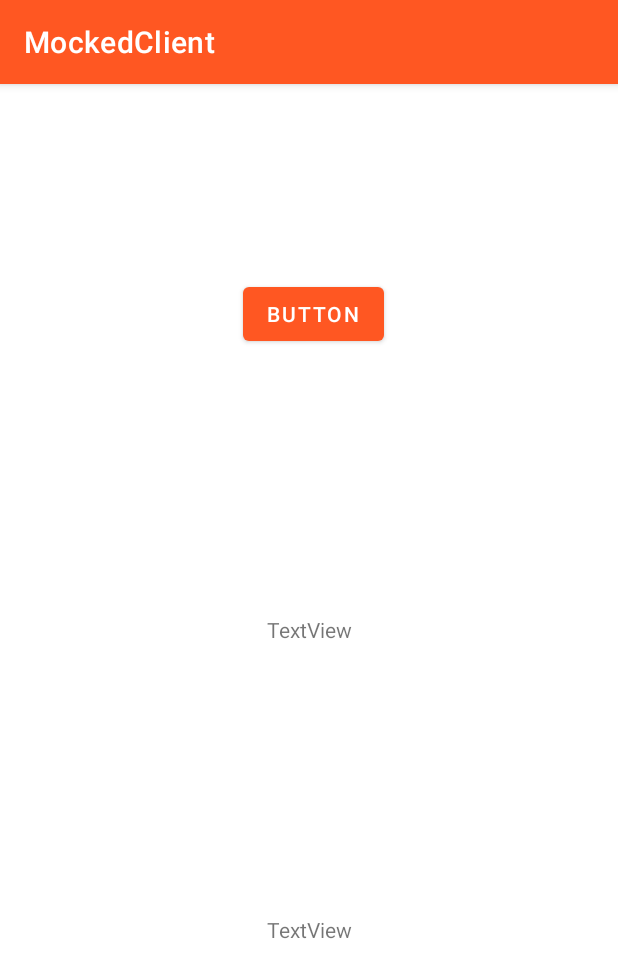
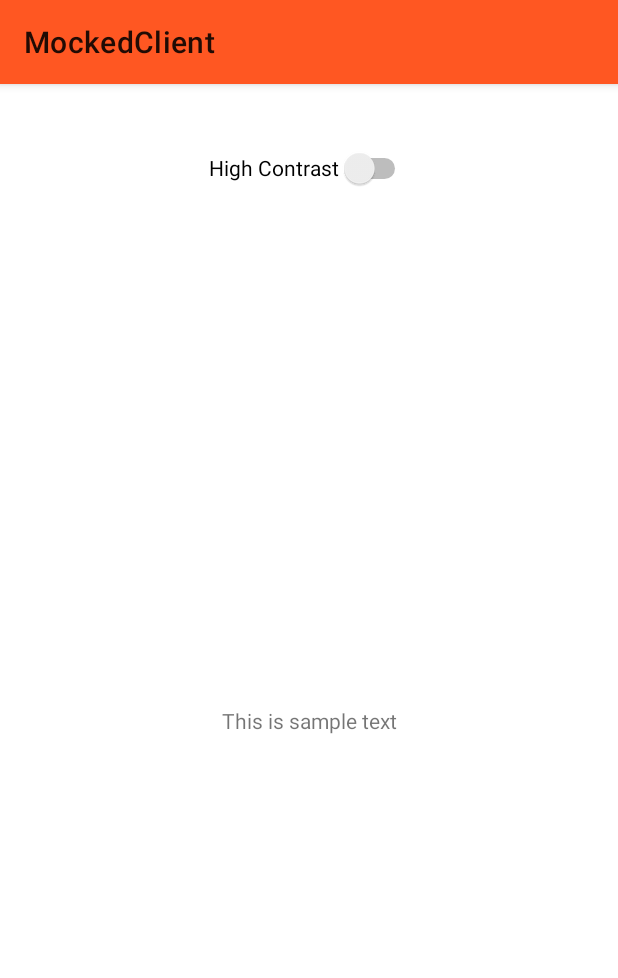
Before and after one commit to homedork-se2/Mocked-client, an Android app: the screen it shows after launch (MainActivity before the commit, ContrastActivity after it), on a phone screen of 412 x 824 dp. Shown: the top 978 px of the screen. Run offline under Robolectric (Android 15) with nearby library versions, the phone set to English and light mode, and no system bars.

Commit message:
High contrast theme implemented
With the click of switch the high contrast theme can be enabled/disabled with the use of themes

```diff
--- a/MockedClientApp/app/build.gradle
+++ b/MockedClientApp/app/build.gradle
@@ -26,6 +26,9 @@ android {
         sourceCompatibility JavaVersion.VERSION_1_8
         targetCompatibility JavaVersion.VERSION_1_8
     }
+    buildFeatures {
+        viewBinding true
+    }
 }
 
 dependencies {
@@ -33,6 +36,8 @@ dependencies {
     implementation 'androidx.appcompat:appcompat:1.3.1'
     implementation 'com.google.android.material:material:1.4.0'
     implementation 'androidx.constraintlayout:constraintlayout:2.1.0'
+    implementation 'androidx.navigation:navigation-fragment:2.3.5'
+    implementation 'androidx.navigation:navigation-ui:2.3.5'
     testImplementation 'junit:junit:4.+'
     androidTestImplementation 'androidx.test.ext:junit:1.1.3'
     androidTestImplementation 'androidx.test.espresso:espresso-core:3.4.0'
--- /dev/null
+++ b/MockedClientApp/app/src/main/java/com/example/mockedclient/ContrastActivity.java
@@ -0,0 +1,45 @@
+package com.example.mockedclient;
+
+import androidx.appcompat.app.AppCompatActivity;
+import androidx.appcompat.app.AppCompatDelegate;
+
+import android.os.Bundle;
+import android.widget.Button;
+import android.widget.CompoundButton;
+import android.widget.Switch;
+import android.widget.TextView;
+
+public class ContrastActivity extends AppCompatActivity {
+
+    Switch highContrastSwitch;
+    TextView highContrastTextView;
+
+    @Override
+    protected void onCreate(Bundle savedInstanceState) {
+
+        if (AppCompatDelegate.getDefaultNightMode() == AppCompatDelegate.MODE_NIGHT_YES) {
+            setTheme(R.style.HighContrast); // When dark mode is enabled, we use the contrast theme
+        } else {
+            setTheme(R.style.MockedClient); // Default app theme
+        }
+
+        super.onCreate(savedInstanceState);
+        setContentView(R.layout.activity_contrast);
+
+        highContrastSwitch = findViewById(R.id.highContrastSwitch);
+        highContrastTextView = findViewById(R.id.highContrastTextView);
+
+        // Handle high contrast switch
+        highContrastSwitch.setOnCheckedChangeListener((buttonView, isChecked) -> {
+            if (isChecked) {
+                System.out.println("HIGH CONTRAST TRUE");
+                // Enable contrast mode
+                AppCompatDelegate.setDefaultNightMode(AppCompatDelegate.MODE_NIGHT_YES);
+            } else {
+                System.out.println("HIGH CONTRAST FALSE");
+                // Enable normal mode
+                AppCompatDelegate.setDefaultNightMode(AppCompatDelegate.MODE_NIGHT_NO);
+            }
+        });
+    }
+}
--- /dev/null
+++ b/MockedClientApp/app/src/main/res/layout/activity_contrast.xml
@@ -0,0 +1,34 @@
+<?xml version="1.0" encoding="utf-8"?>
+<androidx.constraintlayout.widget.ConstraintLayout xmlns:android="http://schemas.android.com/apk/res/android"
+    xmlns:app="http://schemas.android.com/apk/res-auto"
+    xmlns:tools="http://schemas.android.com/tools"
+    android:layout_width="match_parent"
+    android:layout_height="match_parent"
+    tools:context=".ContrastActivity">
+
+    <Switch
+        android:id="@+id/highContrastSwitch"
+        android:layout_width="wrap_content"
+        android:layout_height="wrap_content"
+        android:layout_marginStart="140dp"
+        android:layout_marginLeft="140dp"
+        android:layout_marginTop="32dp"
+        android:layout_marginEnd="139dp"
+        android:layout_marginRight="139dp"
+        android:minHeight="48dp"
+        android:text="High Contrast"
+        app:layout_constraintEnd_toEndOf="parent"
+        app:layout_constraintStart_toStartOf="parent"
+        app:layout_constraintTop_toTopOf="parent" />
+
+    <TextView
+        android:id="@+id/highContrastTextView"
+        android:layout_width="wrap_content"
+        android:layout_height="wrap_content"
+        android:text="This is sample text"
+        app:layout_constraintBottom_toBottomOf="parent"
+        app:layout_constraintEnd_toEndOf="parent"
+        app:layout_constraintStart_toStartOf="parent"
+        app:layout_constraintTop_toBottomOf="@+id/highContrastSwitch" />
+
+</androidx.constraintlayout.widget.ConstraintLayout>
--- a/MockedClientApp/app/src/main/res/values/colors.xml
+++ b/MockedClientApp/app/src/main/res/values/colors.xml
@@ -7,4 +7,6 @@
     <color name="teal_700">#306C32</color>
     <color name="black">#FF000000</color>
     <color name="white">#FFFFFFFF</color>
+    <color name="dark_grey">#1E1E1E</color>
+
 </resources>
--- /dev/null
+++ b/MockedClientApp/app/src/main/res/values/styles.xml
@@ -0,0 +1,3 @@
+<?xml version="1.0" encoding="utf-8"?>
+<resources>
+</resources>
--- a/MockedClientApp/app/src/main/res/values/themes.xml
+++ b/MockedClientApp/app/src/main/res/values/themes.xml
@@ -1,6 +1,6 @@
 <resources xmlns:tools="http://schemas.android.com/tools">
     <!-- Base application theme. -->
-    <style name="Theme.MockedClient" parent="Theme.MaterialComponents.DayNight.DarkActionBar">
+    <style name="MockedClient" parent="Theme.MaterialComponents.DayNight">
         <!-- Primary brand color. -->
         <item name="colorPrimary">@color/purple_500</item>
         <item name="colorPrimaryVariant">@color/purple_700</item>
@@ -13,4 +13,26 @@
         <item name="android:statusBarColor" tools:targetApi="l">?attr/colorPrimaryVariant</item>
         <!-- Customize your theme here. -->
     </style>
+
+    <!-- HIGH CONTRAST THEME -->
+    <style name="HighContrast" parent="Theme.MaterialComponents.DayNight">
+        <!-- Primary brand color. -->
+        <item name="colorPrimary">@color/black</item>
+        <item name="colorPrimaryVariant">@color/black</item>
+        <item name="colorOnPrimary">@color/white</item>
+        <!-- Secondary brand color. -->
+        <item name="colorSecondary">@color/teal_200</item>
+        <item name="colorSecondaryVariant">@color/teal_700</item>
+        <item name="colorOnSecondary">@color/white</item>
+        <!-- Customize your theme here. -->
+        <item name="android:textColor">@color/white</item>
+        <item name="android:background">@color/dark_grey</item>
+    </style>
+
+    <style name="Theme.MockedClient.NoActionBar">
+        <item name="windowActionBar">false</item>
+        <item name="windowNoTitle">true</item>
+    </style>
+    <style name="Theme.MockedClient.AppBarOverlay" parent="ThemeOverlay.AppCompat.Dark.ActionBar" />
+    <style name="Theme.MockedClient.PopupOverlay" parent="ThemeOverlay.AppCompat.Light" />
 </resources>
--- a/MockedClientApp/build.gradle
+++ b/MockedClientApp/build.gradle
@@ -5,7 +5,7 @@ buildscript {
         mavenCentral()
     }
     dependencies {
-        classpath "com.android.tools.build:gradle:4.2.1"
+        classpath 'com.android.tools.build:gradle:7.0.2'
 
         // NOTE: Do not place your application dependencies here; they belong
         // in the individual module build.gradle files
```
Also changed, not shown: MockedClientApp/app/src/main/AndroidManifest.xml (+4 -3 lines), MockedClientApp/app/src/main/res/values/strings.xml (+9 -0 lines), MockedClientApp/gradle/wrapper/gradle-wrapper.properties, 1 other file.
